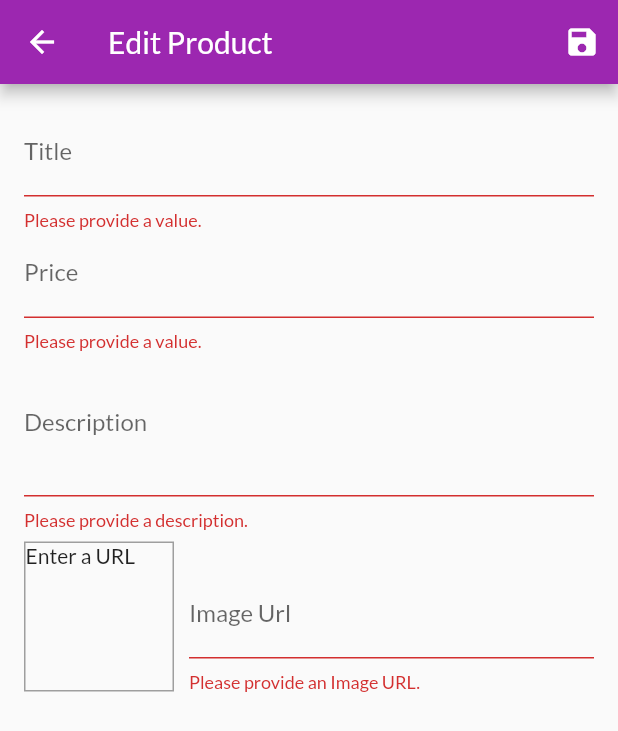
After one commit to junaediakbar/shop_app, a Flutter app: the EditProductScreen screen opened by its route, after a tap on the "save" icon, on a phone screen of 412 x 824 dp. The commit adds this screen. Shown: the top 731 px of the screen. Run offline on Flutter 3.47's test engine with Material 2 defaults, Android fonts, the phone set to English and light mode, and no system bars; network calls fail.

Commit message:
feat: add manage product, validator input and delete

```diff
--- a/lib/main.dart
+++ b/lib/main.dart
@@ -4,10 +4,12 @@ import 'package:shop_app/providers/cart.dart';
 import 'package:shop_app/providers/orders.dart';
 import 'package:shop_app/screens/cart_screen.dart';
 import 'package:shop_app/screens/orders_screen.dart';
+import 'package:shop_app/screens/user_products_screen.dart';
 
 import './screens/products_overview_screen.dart';
 import './screens/product_detail_screen.dart';
 import './providers/products.dart';
+import './screens/edit_product_sreen.dart';
 
 void main() => runApp(MyApp());
 
@@ -38,6 +40,8 @@ class MyApp extends StatelessWidget {
             ProductDetailScreen.routeName: (ctx) => ProductDetailScreen(),
             CartScreen.routeName: (ctx) => CartScreen(),
             OrdersScreen.routeName: (ctx) => OrdersScreen(),
+            UserProductsScreen.routeName: (ctx) => UserProductsScreen(),
+            EditProductScreen.routeName: (ctx) => EditProductScreen(),
           }),
     );
   }
--- a/lib/providers/products.dart
+++ b/lib/providers/products.dart
@@ -64,8 +64,31 @@ class Products with ChangeNotifier {
     return _items.where((prodItem) => prodItem.isFavorite).toList();
   }
 
-  void addProduct() {
+  void addProduct(Product product) {
+    final newProduct = Product(
+        id: DateTime.now().toString(),
+        title: product.title,
+        description: product.description,
+        price: product.price,
+        imageUrl: product.imageUrl);
+    _items.add(newProduct);
+
     // _items.add(value);
     notifyListeners();
   }
+
+  void updateProduct(String id, Product newProduct) {
+    final prodIndex = _items.indexWhere((prod) => prod.id == id);
+    if (prodIndex >= 0) {
+      _items[prodIndex] = newProduct;
+    } else {
+      print('....');
+    }
+    notifyListeners();
+  }
+
+  void deleteProduct(String id) {
+    _items.removeWhere((prod) => prod.id == id);
+    notifyListeners();
+  }
 }
--- /dev/null
+++ b/lib/screens/edit_product_sreen.dart
@@ -0,0 +1,266 @@
+import 'package:flutter/material.dart';
+import 'package:shop_app/providers/product.dart';
+import 'package:shop_app/providers/products.dart';
+import 'package:provider/provider.dart';
+
+class EditProductScreen extends StatefulWidget {
+  static const routeName = '/edit-products';
+  @override
+  State<EditProductScreen> createState() => _EditProductScreenState();
+}
+
+class _EditProductScreenState extends State<EditProductScreen> {
+  final _priceFocusNode = FocusNode();
+  final _descriptionFocusNode = FocusNode();
+  final _imageUrlController = TextEditingController();
+  final _imageUrlFocusNode = FocusNode();
+  final _form = GlobalKey<FormState>();
+  var _isInit = true;
+  var _initValues = {
+    'title': '',
+    'description': '',
+    'price': '',
+    'imageUrl': '',
+  };
+  var _editedProduct = Product(
+    id: null,
+    title: '',
+    description: '',
+    price: 0,
+    imageUrl: '',
+  );
+  @override
+  void initState() {
+    _imageUrlFocusNode.addListener(_updateImageUrl);
+
+    super.initState();
+  }
+
+  @override
+  void didChangeDependencies() {
+    if (_isInit) {
+      final productId = ModalRoute.of(context).settings.arguments as String;
+      if (productId != null) {
+        _editedProduct =
+            Provider.of<Products>(context, listen: false).findById(productId);
+        _initValues = {
+          'title': _editedProduct.title,
+          'description': _editedProduct.description,
+          'price': _editedProduct.price.toString(),
+          'imageURL': '',
+        };
+        _imageUrlController.text = _editedProduct.imageUrl;
+      }
+    }
+    _isInit = false;
+    // TODO: implement didChangeDependencies
+    super.didChangeDependencies();
+  }
+
+  void _updateImageUrl() {
+    if (!_imageUrlFocusNode.hasFocus) {
+      if ((!_imageUrlController.text.startsWith('http') &&
+              !_imageUrlController.text.startsWith('https')) ||
+          (!_imageUrlController.text.endsWith('.png') &&
+              !_imageUrlController.text.endsWith('.jpg') &&
+              !_imageUrlController.text.endsWith('.jpeg'))) {
+        return;
+      }
+
+      setState(() {});
+    }
+  }
+
+  @override
+  void dispose() {
+    _imageUrlFocusNode.removeListener(_updateImageUrl);
+    _priceFocusNode.dispose();
+    _descriptionFocusNode.dispose();
+    _imageUrlController.dispose();
+    _imageUrlFocusNode.dispose();
+    super.dispose();
+  }
+
+  void _saveForm() {
+    final isValid = _form.currentState.validate();
+    // if (!isValid) {
+    //   return;
+    // }
+    _form.currentState.save();
+    if (_editedProduct.id != null) {
+      Provider.of<Products>(context, listen: false)
+          .updateProduct(_editedProduct.id, _editedProduct);
+    } else {
+      Provider.of<Products>(context, listen: false).addProduct(_editedProduct);
+    }
+    Navigator.of(context).pop();
+  }
+
+  @override
+  Widget build(BuildContext context) {
+    return Scaffold(
+      appBar: AppBar(
+        title: Text('Edit Product'),
+        actions: <Widget>[
+          IconButton(
+            onPressed: () {
+              _saveForm();
+            },
+            icon: Icon(Icons.save),
+          ),
+        ],
+      ),
+      body: Padding(
+        padding: const EdgeInsets.all(16.0),
+        child: Form(
+          key: _form,
+          child: ListView(
+            children: <Widget>[
+              TextFormField(
+                initialValue: _initValues['title'],
+                decoration: InputDecoration(labelText: 'Title'),
+                textInputAction: TextInputAction.next,
+                onFieldSubmitted: (_) {
+                  FocusScope.of(context).requestFocus(_priceFocusNode);
+                },
+                onSaved: (value) {
+                  _editedProduct = Product(
+                    title: value,
+                    description: _editedProduct.description,
+                    price: _editedProduct.price,
+                    imageUrl: _editedProduct.imageUrl,
+                    id: _editedProduct.id,
+                    isFavorite: _editedProduct.isFavorite,
+                  );
+                },
+                validator: (value) {
+                  if (value.isEmpty) {
+                    return 'Please provide a value.';
+                  }
+                  return null;
+                },
+              ),
+              TextFormField(
+                initialValue: _initValues['price'],
+                decoration: InputDecoration(labelText: 'Price'),
+                textInputAction: TextInputAction.next,
+                keyboardType: TextInputType.number,
+                focusNode: _priceFocusNode,
+                onFieldSubmitted: (_) {
+                  FocusScope.of(context).requestFocus(_descriptionFocusNode);
+                },
+                validator: (value) {
+                  if (value.isEmpty) {
+                    return 'Please provide a value.';
+                  }
+                  if (double.tryParse(value) == null) {
+                    return 'Please enter a valid Number';
+                  }
+                  if (double.parse(value) <= 0) {
+                    return 'Please enter a number greater than 0';
+                  }
+
+                  return null;
+                },
+                onSaved: (value) {
+                  _editedProduct = Product(
+                    title: _editedProduct.title,
+                    description: _editedProduct.description,
+                    price: double.parse(value),
+                    imageUrl: _editedProduct.imageUrl,
+                    id: _editedProduct.id,
+                    isFavorite: _editedProduct.isFavorite,
+                  );
+                },
+              ),
+              TextFormField(
+                initialValue: _initValues['description'],
+                decoration: InputDecoration(labelText: 'Description'),
+                maxLines: 3,
+                keyboardType: TextInputType.multiline,
+                focusNode: _descriptionFocusNode,
+                validator: (value) {
+                  if (value.isEmpty) {
+                    return 'Please provide a description.';
+                  }
+                  if (value.length < 10) {
+                    return 'Should at least 10 character';
+                  }
+                  return null;
+                },
+                onSaved: (value) {
+                  _editedProduct = Product(
+                    title: _editedProduct.title,
+                    description: value,
+                    price: _editedProduct.price,
+                    imageUrl: _editedProduct.imageUrl,
+                    id: _editedProduct.id,
+                    isFavorite: _editedProduct.isFavorite,
+                  );
+                },
+              ),
+              Row(
+                crossAxisAlignment: CrossAxisAlignment.end,
+                children: [
+                  Container(
+                    width: 100,
+                    height: 100,
+                    margin: EdgeInsets.only(top: 8, right: 10),
+                    decoration: BoxDecoration(
+                        border: Border.all(width: 1, color: Colors.grey)),
+                    child: _imageUrlController.text.isEmpty
+                        ? Text('Enter a URL')
+                        : FittedBox(
+                            child: Image.network(
+                              _imageUrlController.text,
+                              fit: BoxFit.cover,
+                            ),
+                          ),
+                  ),
+                  Expanded(
+                    child: TextFormField(
+                      // initialValue: _initValues['imageUrl'],
+                      decoration: InputDecoration(labelText: 'Image Url'),
+                      keyboardType: TextInputType.url,
+                      textInputAction: TextInputAction.done,
+                      controller: _imageUrlController,
+                      focusNode: _imageUrlFocusNode,
+                      onFieldSubmitted: (_) {
+                        _saveForm();
+                      },
+                      validator: (value) {
+                        if (value.isEmpty) {
+                          return 'Please provide an Image URL.';
+                        }
+                        if (!value.startsWith('http') &&
+                            !value.startsWith('https')) {
+                          return 'Please enter a valid URL';
+                        }
+                        if (!value.endsWith('.png') &&
+                            !value.endsWith('.jpg') &&
+                            !value.endsWith('.jpeg')) {
+                          return 'Please enter a valid URL';
+                        }
+                        return null;
+                      },
+                      onSaved: (value) {
+                        _editedProduct = Product(
+                          title: _editedProduct.title,
+                          description: _editedProduct.description,
+                          price: _editedProduct.price,
+                          imageUrl: value,
+                          id: _editedProduct.id,
+                          isFavorite: _editedProduct.isFavorite,
+                        );
+                      },
+                    ),
+                  ),
+                ],
+              )
+            ],
+          ),
+        ),
+      ),
+    );
+  }
+}
--- a/lib/screens/products_overview_screen.dart
+++ b/lib/screens/products_overview_screen.dart
@@ -50,7 +50,7 @@ class _ProductsOverviewScreenState extends State<ProductsOverviewScreen> {
           Consumer<Cart>(
             builder: (_, cart, ch) => Badge(
               child: ch,
-              value: cart.itemCount.toString(),
+              value: cart.totalItem.toString(),
             ),
             child: IconButton(
               icon: Icon(
--- a/lib/widgets/app_drawer.dart
+++ b/lib/widgets/app_drawer.dart
@@ -1,6 +1,7 @@
 import 'package:flutter/gestures.dart';
 import 'package:flutter/material.dart';
 import 'package:shop_app/screens/orders_screen.dart';
+import 'package:shop_app/screens/user_products_screen.dart';
 
 class AppDrawer extends StatelessWidget {
   @override
@@ -29,6 +30,15 @@ class AppDrawer extends StatelessWidget {
                   .pushReplacementNamed(OrdersScreen.routeName);
             },
           ),
+          Divider(),
+          ListTile(
+            leading: Icon(Icons.edit),
+            title: Text('Manage Product'),
+            onTap: () {
+              Navigator.of(context)
+                  .pushReplacementNamed(UserProductsScreen.routeName);
+            },
+          ),
         ],
       ),
     );
```
Also changed, not shown: lib/providers/cart.dart (+29 -0 lines), lib/screens/user_products_screen.dart (added, +39 -0 lines), lib/widgets/cart_item.dart (+22 -0 lines), lib/widgets/product_item.dart (+16 -0 lines), lib/widgets/user_product_item.dart (added, +44 -0 lines).
